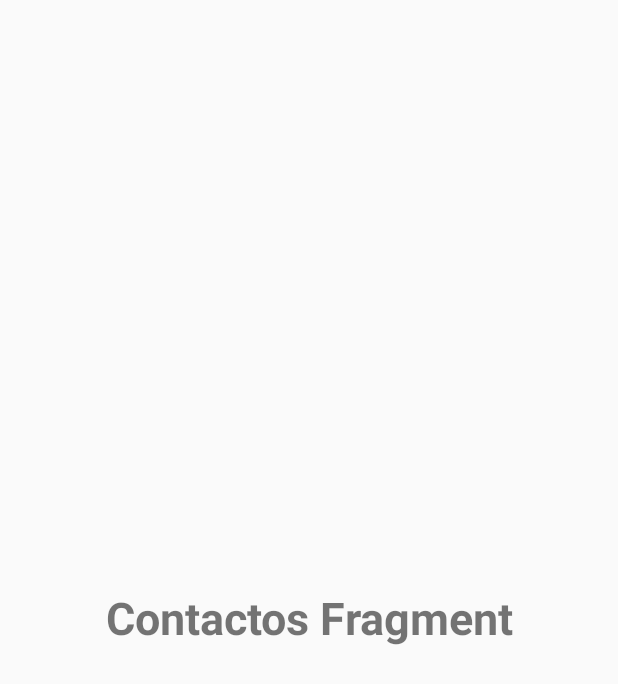
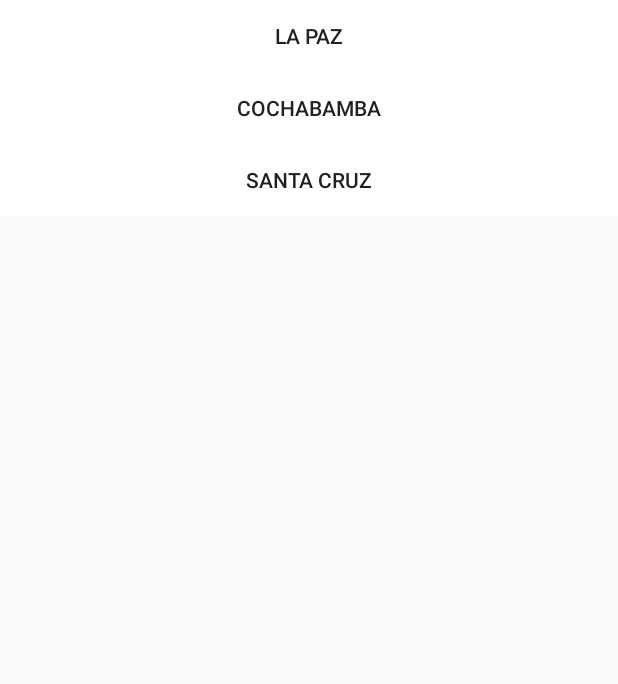
Before and after one commit to casiprogramador/autoreclamos, an Android app: the fragment ContactosFragment shown on its own in the app's theme, on a phone screen of 412 x 824 dp. Shown: the top 684 px of the screen. Run offline under Robolectric (Android 15) with nearby library versions, the light colour scheme and no system bars.

Commit message:
agregado de menu contacto con google maps

```diff
--- a/app/build.gradle
+++ b/app/build.gradle
@@ -30,5 +30,6 @@ dependencies {
     compile 'com.squareup.retrofit2:retrofit:2.0.2'
     compile 'com.squareup.retrofit2:converter-gson:2.0.2'
     compile 'com.squareup.okhttp3:logging-interceptor:3.2.0'
-    compile "commons-io:commons-io:+"
+    compile 'commons-io:commons-io:+'
+    compile 'com.google.android.gms:play-services:8.4.0'
 }
--- a/app/src/main/java/com/marceloapp/autoreclamos/Fragments/ContactosFragment.java
+++ b/app/src/main/java/com/marceloapp/autoreclamos/Fragments/ContactosFragment.java
@@ -1,12 +1,15 @@
 package com.marceloapp.autoreclamos.Fragments;
 
 
+import android.content.Intent;
 import android.os.Bundle;
 import android.support.v4.app.Fragment;
 import android.view.LayoutInflater;
 import android.view.View;
 import android.view.ViewGroup;
+import android.widget.Button;
 
+import com.marceloapp.autoreclamos.Activities.ContactoMapsActivity;
 import com.marceloapp.autoreclamos.R;
 
 /**
@@ -14,7 +17,9 @@ import com.marceloapp.autoreclamos.R;
  */
 public class ContactosFragment extends Fragment {
 
-
+    Button btnLaPaz;
+    Button btnCochabamba;
+    Button btnSantacruz;
     public ContactosFragment() {
         // Required empty public constructor
     }
@@ -24,7 +29,48 @@ public class ContactosFragment extends Fragment {
     public View onCreateView(LayoutInflater inflater, ViewGroup container,
                              Bundle savedInstanceState) {
         // Inflate the layout for this fragment
-        return inflater.inflate(R.layout.fragment_contactos, container, false);
+        View view = inflater.inflate(R.layout.fragment_contactos, container, false);
+        btnLaPaz = (Button)view.findViewById(R.id.lapaz);
+        btnLaPaz.setOnClickListener(new View.OnClickListener() {
+            @Override
+            public void onClick(View v) {
+                Intent maps = new Intent(getActivity(), ContactoMapsActivity.class);
+                maps.putExtra("lat",-16.5077743);
+                maps.putExtra("lng",-68.1268885);
+                maps.putExtra("title","La Paz");
+                maps.putExtra("telefono","Telefono: 2482154");
+                maps.putExtra("direccion","Direccion: Av arce esq belisario salinas nro 195");
+                startActivity(maps);
+            }
+        });
+
+        btnCochabamba = (Button)view.findViewById(R.id.cochabamba);
+        btnCochabamba.setOnClickListener(new View.OnClickListener() {
+            @Override
+            public void onClick(View v) {
+                Intent maps = new Intent(getActivity(), ContactoMapsActivity.class);
+                maps.putExtra("lat",-17.382112);
+                maps.putExtra("lng",-66.158004);
+                maps.putExtra("title","Cochabamba");
+                maps.putExtra("telefono","Telefono: 4561265-451265");
+                maps.putExtra("direccion","Direccion: Av. Ramon Rivero esq Lanza nro 2343");
+                startActivity(maps);
+            }
+        });
+        btnSantacruz = (Button)view.findViewById(R.id.santacruz);
+        btnSantacruz.setOnClickListener(new View.OnClickListener() {
+            @Override
+            public void onClick(View v) {
+                Intent maps = new Intent(getActivity(), ContactoMapsActivity.class);
+                maps.putExtra("lat",-17.807241);
+                maps.putExtra("lng", -63.141492);
+                maps.putExtra("title","Santa Cruz");
+                maps.putExtra("telefono","Telefono: 3925645-3125678");
+                maps.putExtra("direccion","Direccion: Av. 6 de febrero esq avenida sudamericana y el trillo nro 458");
+                startActivity(maps);
+            }
+        });
+        return view;
     }
 
 }
--- a/app/src/main/res/layout/fragment_contactos.xml
+++ b/app/src/main/res/layout/fragment_contactos.xml
@@ -4,12 +4,32 @@
     android:layout_height="match_parent"
     tools:context="com.marceloapp.autoreclamos.Fragments.ContactosFragment">
 
-    <TextView
+    <LinearLayout
         android:layout_width="match_parent"
-        android:layout_height="match_parent"
-        android:text="Contactos Fragment"
-        android:gravity="center"
-        android:textSize="30dp"
-        android:textStyle="bold"/>
+        android:layout_height="wrap_content"
+        android:orientation="vertical">
+
+        <Button
+            android:id="@+id/lapaz"
+            android:layout_width="match_parent"
+            android:layout_height="wrap_content"
+            android:background="@color/textIcon"
+            android:textColor="@color/primaryText"
+            android:text="La Paz"/>
+        <Button
+            android:id="@+id/cochabamba"
+            android:layout_width="match_parent"
+            android:layout_height="wrap_content"
+            android:background="@color/textIcon"
+            android:textColor="@color/primaryText"
+            android:text="Cochabamba"/>
+        <Button
+            android:id="@+id/santacruz"
+            android:layout_width="match_parent"
+            android:layout_height="wrap_content"
+            android:background="@color/textIcon"
+            android:textColor="@color/primaryText"
+            android:text="Santa Cruz"/>
+    </LinearLayout>
 
 </FrameLayout>
--- a/app/src/main/res/values/strings.xml
+++ b/app/src/main/res/values/strings.xml
@@ -3,4 +3,5 @@
 
     <!-- TODO: Remove or change this placeholder text -->
     <string name="hello_blank_fragment">Hello blank fragment</string>
+    <string name="title_activity_contacto_maps">Map</string>
 </resources>
```
Also changed, not shown: app/src/debug/res/values/google_maps_api.xml (added, +21 -0 lines), app/src/main/AndroidManifest.xml (+31 -6 lines), app/src/main/java/com/marceloapp/autoreclamos/Activities/ContactoMapsActivity.java (added, +87 -0 lines), app/src/main/res/layout/activity_contacto_maps.xml (added, +53 -0 lines), 1 other file.
